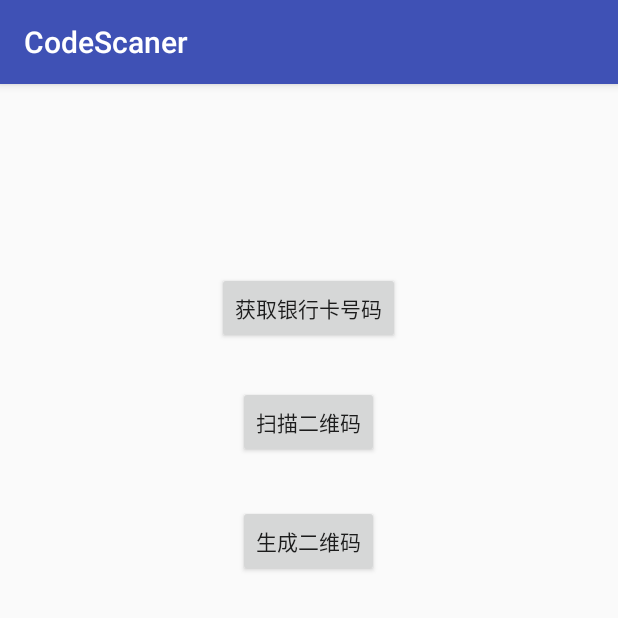
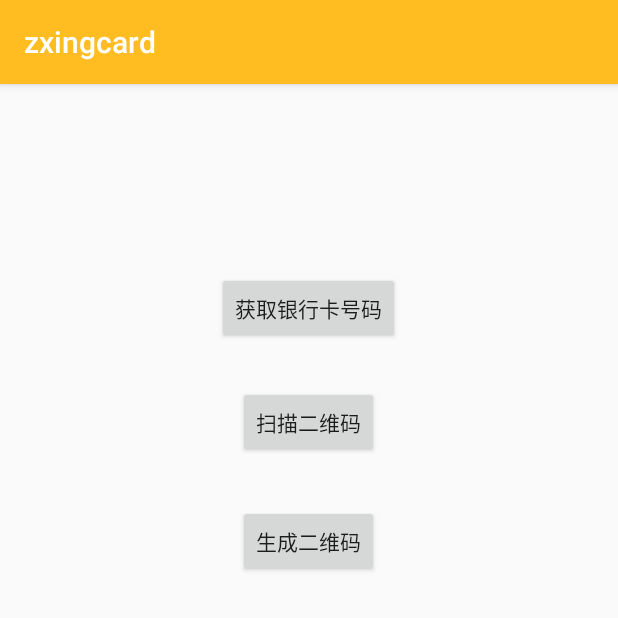
Before and after one commit to czmc/zxingcard, an Android app: the screen it shows after launch (MainActivity), on a phone screen of 412 x 824 dp, the top half of it. Run offline under Robolectric (Android 15) with nearby library versions, the phone set to English and light mode, and no system bars.

Commit message:
update README.md

```diff
--- a/app/src/main/res/values/colors.xml
+++ b/app/src/main/res/values/colors.xml
@@ -1,7 +1,7 @@
 <?xml version="1.0" encoding="utf-8"?>
 <resources>
-    <color name="colorPrimary">#3F51B5</color>
-    <color name="colorPrimaryDark">#303F9F</color>
+    <color name="colorPrimary">#ffbd21</color>
+    <color name="colorPrimaryDark">#ffbd21</color>
     <color name="colorAccent">#FF4081</color>
 
     <!--QR scan -->
--- a/app/src/main/res/values/strings.xml
+++ b/app/src/main/res/values/strings.xml
@@ -1,5 +1,5 @@
 <resources>
-    <string name="app_name">CodeScaner</string>
+    <string name="app_name">zxingcard</string>
     <string name="app_picker_name">Applications</string>
     <string name="bookmark_picker_name">Bookmarks</string>
     <string name="button_add_calendar">Add to calendar</string>
```
Also changed, not shown: 2 other files.
